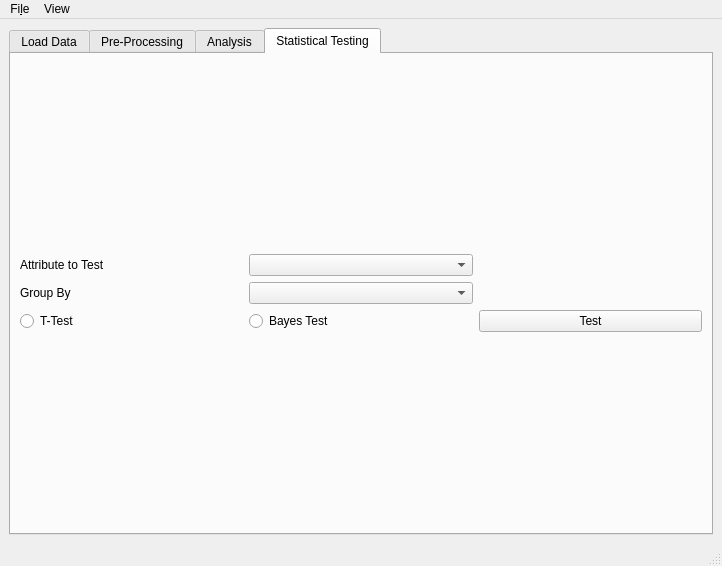
First picture: the form in view/main_gui.ui, repository SirSharpest/Grain_Analyser_GUI, before the edit.
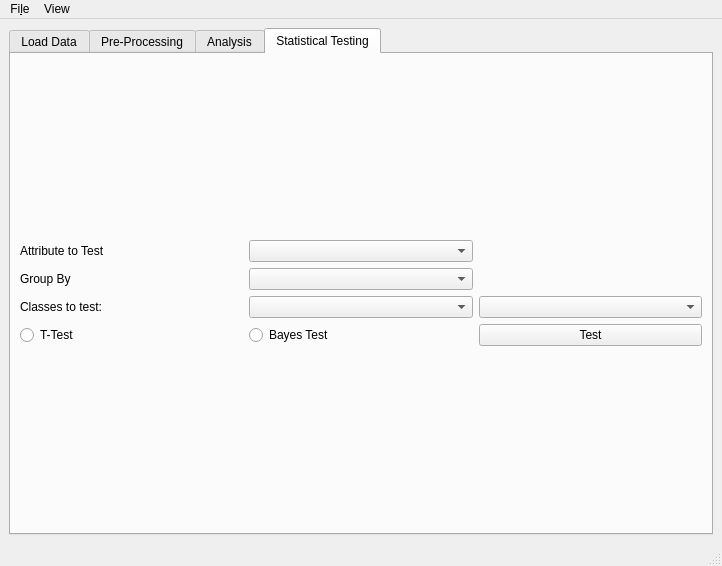
Second picture: the form after the edit. The open tabs and pages were chosen to show the change.

Commit message: Almost ready to test hypothesis

```diff
--- a/view/main_gui.ui
+++ b/view/main_gui.ui
@@ -256,7 +256,7 @@
               </property>
              </widget>
             </item>
-            <item row="2" column="0">
+            <item row="3" column="0">
              <widget class="QRadioButton" name="rbtn_ttest">
               <property name="text">
                <string>T-Test</string>
@@ -266,20 +266,33 @@
             <item row="1" column="1">
              <widget class="QComboBox" name="cb_test_grouping"/>
             </item>
-            <item row="2" column="1">
+            <item row="3" column="1">
              <widget class="QRadioButton" name="rbtn_bayes">
               <property name="text">
                <string>Bayes Test</string>
               </property>
              </widget>
             </item>
-            <item row="2" column="2">
+            <item row="3" column="2">
              <widget class="QPushButton" name="btn_test">
               <property name="text">
                <string>Test</string>
               </property>
              </widget>
             </item>
+            <item row="2" column="0">
+             <widget class="QLabel" name="label_4">
+              <property name="text">
+               <string>Classes to test:</string>
+              </property>
+             </widget>
+            </item>
+            <item row="2" column="1">
+             <widget class="QComboBox" name="cb_test_g1"/>
+            </item>
+            <item row="2" column="2">
+             <widget class="QComboBox" name="cb_test_g2"/>
+            </item>
            </layout>
           </item>
           <item row="1" column="0">
```
The commit also changes 4 other files.
